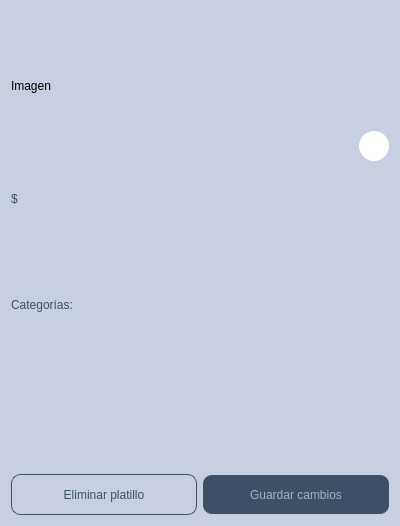
Above: appetizer-core/components-manager/crudplatillo.ui from AngelGenis/Appetizer before the change. Below: the same form after it.
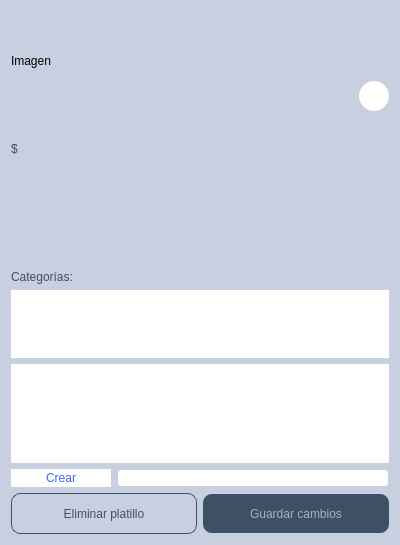
That is the form after the change. Icons and pictures are not drawn.

Patch:
```diff
--- a/appetizer-core/components-manager/crudplatillo.ui
+++ b/appetizer-core/components-manager/crudplatillo.ui
@@ -7,7 +7,7 @@
     <x>0</x>
     <y>0</y>
     <width>400</width>
-    <height>526</height>
+    <height>545</height>
    </rect>
   </property>
   <property name="windowTitle">
@@ -22,8 +22,52 @@
 }
 </string>
   </property>
-  <layout class="QVBoxLayout" name="verticalLayout">
-   <item>
+  <layout class="QGridLayout" name="gridLayout_2">
+   <item row="2" column="0">
+    <widget class="QTableView" name="tV_categorias">
+     <property name="styleSheet">
+      <string notr="true">border: none;
+color: #3C6AF1;</string>
+     </property>
+    </widget>
+   </item>
+   <item row="3" column="0">
+    <layout class="QHBoxLayout" name="horizontalLayout_4">
+     <item>
+      <widget class="QPushButton" name="btn_agregarCategoria">
+       <property name="styleSheet">
+        <string notr="true">border: none;
+background-color: #FFFFFF;
+width: 100px;
+height: 17.85px;
+
+font: 14.9368px &quot;SF Pro Text&quot;;
+color: #3C6AF1;</string>
+       </property>
+       <property name="text">
+        <string>Crear</string>
+       </property>
+       <property name="icon">
+        <iconset resource="../Resources.qrc">
+         <normaloff>:/Img/AgregarCategoria.png</normaloff>:/Img/AgregarCategoria.png</iconset>
+       </property>
+      </widget>
+     </item>
+     <item>
+      <widget class="QLineEdit" name="lE_categoria">
+       <property name="styleSheet">
+        <string notr="true">background: #FFFFFF;
+
+border: 1px solid #C8CFE1;
+border-radius: 4px;
+
+color: #3C6AF1;</string>
+       </property>
+      </widget>
+     </item>
+    </layout>
+   </item>
+   <item row="0" column="0">
     <layout class="QGridLayout" name="gridLayout">
      <item row="1" column="0" colspan="2">
       <widget class="QLineEdit" name="nombrePlatillo">
@@ -50,16 +94,6 @@
        </property>
       </widget>
      </item>
-     <item row="6" column="0" colspan="2">
-      <widget class="QWidget" name="widgetCategorias" native="true">
-       <property name="minimumSize">
-        <size>
-         <width>0</width>
-         <height>150</height>
-        </size>
-       </property>
-      </widget>
-     </item>
      <item row="4" column="0" colspan="2">
       <widget class="QTextEdit" name="descripcionPlatillo">
        <property name="maximumSize">
@@ -172,7 +206,7 @@
          <property name="minimumSize">
           <size>
            <width>0</width>
-           <height>150</height>
+           <height>100</height>
           </size>
          </property>
          <property name="maximumSize">
@@ -231,7 +265,7 @@
      </item>
     </layout>
    </item>
-   <item>
+   <item row="4" column="0">
     <layout class="QHBoxLayout" name="horizontalLayout">
      <item>
       <widget class="QPushButton" name="btn_EliminarPlatillo">
@@ -294,6 +328,35 @@
      </item>
     </layout>
    </item>
+   <item row="1" column="0">
+    <widget class="QScrollArea" name="scrollArea">
+     <property name="styleSheet">
+      <string notr="true">border: none;
+background-color: #FFFFFF;</string>
+     </property>
+     <property name="horizontalScrollBarPolicy">
+      <enum>Qt::ScrollBarAsNeeded</enum>
+     </property>
+     <property name="widgetResizable">
+      <bool>true</bool>
+     </property>
+     <widget class="QWidget" name="scrollAreaWidgetContents_3">
+      <property name="geometry">
+       <rect>
+        <x>0</x>
+        <y>0</y>
+        <width>382</width>
+        <height>69</height>
+       </rect>
+      </property>
+      <layout class="QGridLayout" name="gridLayout_3">
+       <item row="0" column="0">
+        <layout class="QHBoxLayout" name="LayoutCategoria"/>
+       </item>
+      </layout>
+     </widget>
+    </widget>
+   </item>
   </layout>
  </widget>
  <resources/>
```
Left out of the diff: 126 changed lines with no effect on the pictures.
